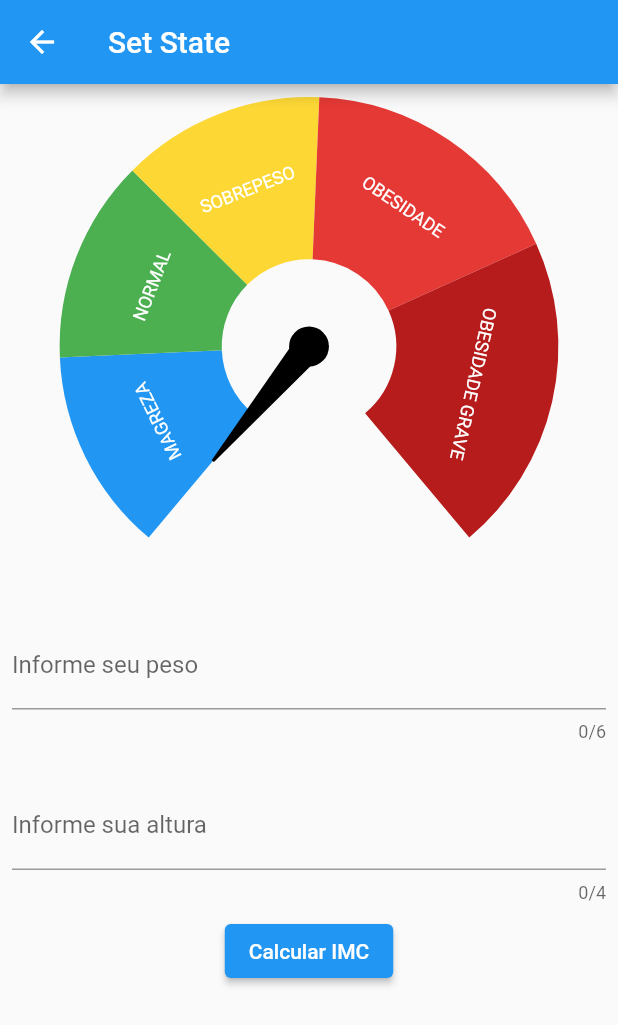
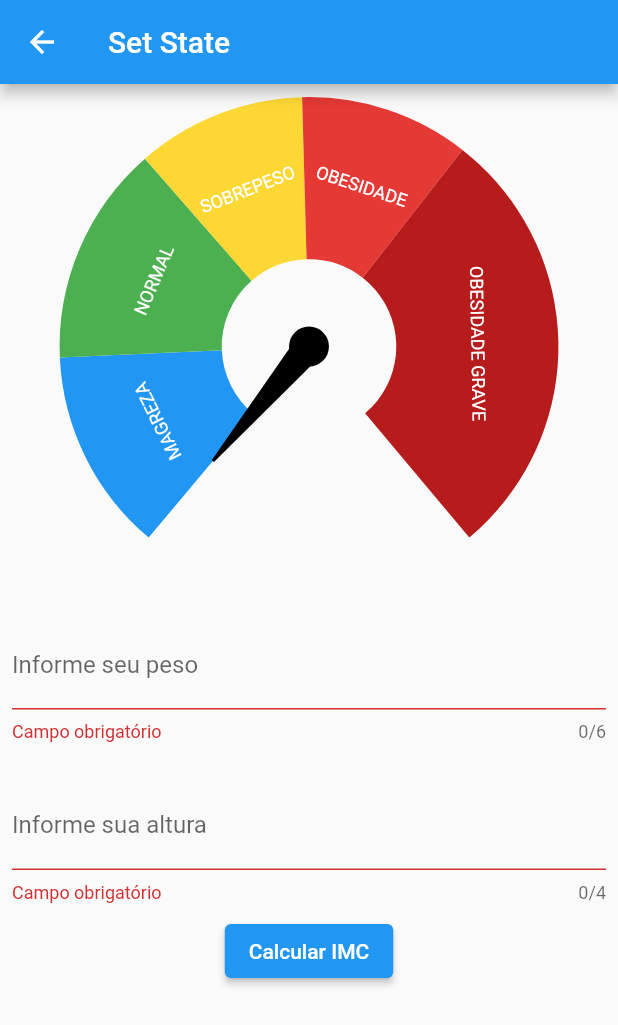
Before and after one commit to gazinmarks/IMC-calculator-default-state-manager, a Flutter app: the SetStatePage screen opened by its route, after a tap on "Calcular IMC", on a phone screen of 412 x 824 dp. Shown: the top 1025 px of the screen. Run offline on Flutter 3.47's test engine with Material 2 defaults, Android fonts, the phone set to English and light mode, and no system bars; drawn by our look-alikes of syncfusion_flutter_gauges; our stand-ins replace currency_text_input_formatter.

Commit message:
feat: cálculo imc com setState

```diff
--- a/lib/setState/set_state_page.dart
+++ b/lib/setState/set_state_page.dart
@@ -1,5 +1,8 @@
+import 'dart:math';
+
 import 'package:currency_text_input_formatter/currency_text_input_formatter.dart';
 import 'package:flutter/material.dart';
+import 'package:intl/intl.dart';
 
 import '../widgets/graphic_range.dart';
 
@@ -11,8 +14,21 @@ class SetStatePage extends StatefulWidget {
 }
 
 class _SetStatePageState extends State<SetStatePage> {
+  final formKey = GlobalKey<FormState>();
   final weightEC = TextEditingController();
   final heightEC = TextEditingController();
+  double imc = 0.0;
+
+  Future<void> _calculateIMC(double weight, double height) async {
+    setState(() {
+      imc = 0;
+    });
+    await Future.delayed(const Duration(seconds: 1));
+
+    setState(() {
+      imc = weight / pow(height, 2);
+    });
+  }
 
   @override
   void dispose() {
@@ -29,16 +45,25 @@ class _SetStatePageState extends State<SetStatePage> {
       ),
       body: SingleChildScrollView(
         child: Center(
+          child: Form(
+            key: formKey,
             child: Column(
               children: [
-              const GraphicRange(imc: 0),
+                GraphicRange(imc: imc),
                 Padding(
                   padding: const EdgeInsets.all(8.0),
                   child: TextFormField(
+                    validator: (String? value) {
+                      if (value == null || value.isEmpty) {
+                        return 'Campo obrigatório';
+                      }
+                      return null;
+                    },
                     controller: weightEC,
                     maxLength: 6,
                     inputFormatters: [
                       CurrencyTextInputFormatter(
+                        locale: 'pt_BR',
                         decimalDigits: 2,
                         symbol: '',
                       ),
@@ -54,10 +79,20 @@ class _SetStatePageState extends State<SetStatePage> {
                 Padding(
                   padding: const EdgeInsets.all(8.0),
                   child: TextFormField(
+                    validator: (String? value) {
+                      if (value == null || value.isEmpty) {
+                        return 'Campo obrigatório';
+                      }
+                      return null;
+                    },
                     controller: heightEC,
                     maxLength: 4,
                     inputFormatters: [
-                    CurrencyTextInputFormatter(decimalDigits: 2, symbol: ''),
+                      CurrencyTextInputFormatter(
+                        locale: 'pt_BR',
+                        decimalDigits: 2,
+                        symbol: '',
+                      ),
                     ],
                     keyboardType: TextInputType.number,
                     decoration:
@@ -65,13 +100,29 @@ class _SetStatePageState extends State<SetStatePage> {
                   ),
                 ),
                 ElevatedButton(
-                onPressed: () {},
+                  onPressed: () {
+                    final formValid = formKey.currentState?.validate() ?? false;
+
+                    if (formValid) {
+                      final formatter = NumberFormat.simpleCurrency(
+                        locale: 'pt_BR',
+                        decimalDigits: 2,
+                      );
+                      final double weight =
+                          formatter.parse(weightEC.text) as double;
+                      final double height =
+                          formatter.parse(heightEC.text) as double;
+
+                      _calculateIMC(weight, height);
+                    }
+                  },
                   child: const Text('Calcular IMC'),
                 ),
               ],
             ),
           ),
         ),
+      ),
     );
   }
 }
--- a/lib/widgets/graphic_range.dart
+++ b/lib/widgets/graphic_range.dart
@@ -29,24 +29,24 @@ class GraphicRange extends StatelessWidget {
               color: Colors.green,
               label: 'NORMAL',
               start: 18.5,
-              end: 24.5,
+              end: 25.0,
             ),
             ImcGaugeRange(
               color: Colors.yellow[600]!,
               label: 'SOBREPESO',
-              start: 24.5,
-              end: 30.5,
+              start: 25.0,
+              end: 30.0,
             ),
             ImcGaugeRange(
               color: Colors.red[600]!,
               label: 'OBESIDADE',
-              start: 30.5,
-              end: 38.5,
+              start: 30.0,
+              end: 35.0,
             ),
             ImcGaugeRange(
               color: Colors.red[900]!,
               label: 'OBESIDADE GRAVE',
-              start: 38.5,
+              start: 35.0,
               end: 48.5,
             ),
           ],
--- a/pubspec.yaml
+++ b/pubspec.yaml
@@ -38,6 +38,7 @@ dependencies:
   cupertino_icons: ^1.0.2
   currency_text_input_formatter: ^2.1.9
   syncfusion_flutter_gauges: ^20.4.53
+  intl: ^0.18.0
 
 dev_dependencies:
   flutter_test:
```
Also changed, not shown: pubspec.lock. Lines whose indentation alone changed are shown as unchanged.
